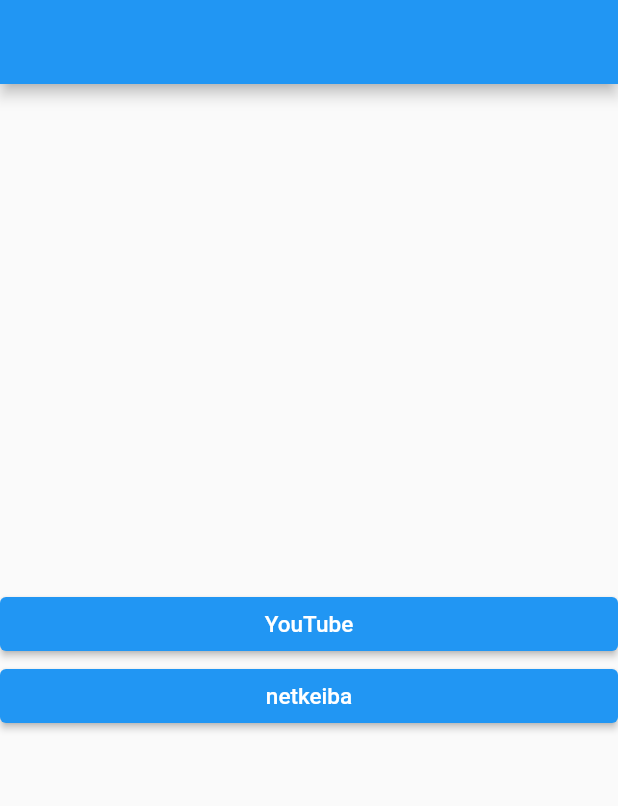
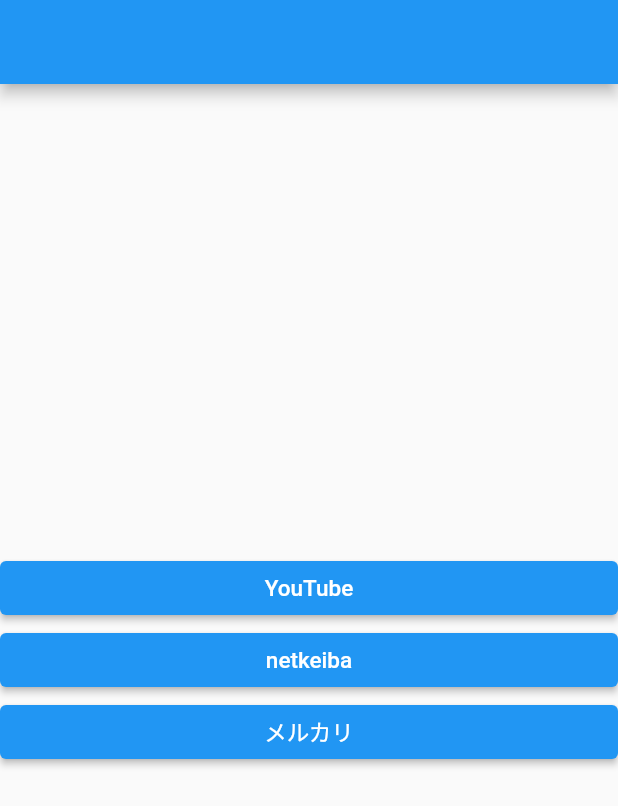
Before and after one commit to tomoya-s-101/flutter_tutorial, a Flutter app: the screen it shows after launch, on a phone screen of 412 x 824 dp. Shown: the top 806 px of the screen. Run offline on Flutter 3.47's test engine with Material 2 defaults, Android fonts, the phone set to English and light mode, and no system bars.

Commit message:
メルカリ画面実装

```diff
--- a/lib/Constants.dart
+++ b/lib/Constants.dart
@@ -6,15 +6,22 @@ class Dimens {
   static const double d12 = 12.0;
   static const double d16 = 16.0;
   static const double d20 = 20.0;
+  static const double d32 = 32.0;
   static const double d40 = 40.0;
   static const double d56 = 56.0;
+  static const double d72 = 72.0;
+  static const double d84 = 84.0;
+  static const double d92 = 92.0;
   static const double d200 = 200.0;
+  static const double d360 = 360.0;
+  static const double d400 = 400.0;
 }
 
 class Strings {
   // HomeScreen
   static const String youtubeText = "YouTube";
   static const String netKeibaText = "netkeiba";
+  static const String mercariText = "メルカリ";
 
   // YouTubeScreen
   static const String trendingText = "急上昇";
@@ -58,6 +65,22 @@ class Strings {
   static const String moreSeeText = "もっと見る";
   static const String columnTitle = "【桜花賞見どころ】白毛の２歳女王ソダシの無敗制覇なるか";
   static const String column2Title = "【ニュージーランドT見どころ】バスラットレオンが人気の中心";
+
+  // MercariScreen
+  static const String listingText = "出品";
+  static const String mercariNewsText = "お知らせ";
+  static const String merpayText = "メルペイ";
+  static const String shortCutText = "出品へのショートカット";
+  static const String takePictureText = "写真を撮る";
+  static const String albumText = "アルバム";
+  static const String barcodeText = "バーコード";
+  static const String draftListText = "下書き一覧";
+  static const String salesText = "売れやすい持ち物";
+  static const String notUseListingText = "使わないモノを出品してみよう！";
+  static const String seeAllText = "すべて見る＞";
+  static const String findingPersonText = "人が探しています";
+  static const String listText = "出品する";
+  static const String bookAndCosmeticText = "(本・コスメ)";
 }
 
 class AppColors {
@@ -78,11 +101,35 @@ class AppColors {
   static const Color greyNetKeibaButton = Color(0x8AFFFFFF);
   static const Color netkeibaAppBar = Color(0xFF0D47A1);
   static const Color lightBlue = Color(0xFF039BE5);
+  static const Color black = Color(0xFF000000);
 }
 
 class CommonStyle {
   static const TextStyle bold = TextStyle(
     fontWeight: FontWeight.bold,
+  );
+  static const TextStyle boldBlack = TextStyle(
+    fontWeight: FontWeight.bold,
+    color: AppColors.black,
+  );
+  static const TextStyle fontSizeSmall = TextStyle(
+    fontWeight: FontWeight.bold,
+    fontSize: Dimens.d8,
+  );
+  static const TextStyle subTitleColor = TextStyle(
+    color: AppColors.greyShade700,
+  );
+  static const TextStyle subTextColor = TextStyle(
+    color: AppColors.lightBlue,
+  );
+  static const TextStyle shortCutText = TextStyle(
+    color: AppColors.greyShade700,
+    fontWeight: FontWeight.bold,
+    fontSize: Dimens.d16,
+  );
+  static const TextStyle cardText = TextStyle(
+    color: AppColors.greyShade700,
+    fontSize: Dimens.d12,
   );
   static const TextStyle netkeibaColor = TextStyle(
     fontWeight: FontWeight.bold,
@@ -95,6 +142,10 @@ class CommonStyle {
   static const TextStyle textVideoTitle = TextStyle(
     color: Colors.white,
   );
+  static const TextStyle whiteBold = TextStyle(
+    fontWeight: FontWeight.bold,
+    color: Colors.white,
+  );
   static const TextStyle textVideoShade = TextStyle(
     color: AppColors.greyShade500,
     fontSize: Dimens.d12,
@@ -102,11 +153,11 @@ class CommonStyle {
   static const TextStyle textConvenience = TextStyle(
     color: AppColors.lightBlue,
     fontWeight: FontWeight.bold,
-    fontSize: 16,
+    fontSize: Dimens.d16,
   );
   static const TextStyle textFlashReport = TextStyle(
     color: AppColors.greyShade700,
     fontWeight: FontWeight.bold,
-    fontSize: 20,
+    fontSize: Dimens.d20,
   );
 }
--- a/lib/main.dart
+++ b/lib/main.dart
@@ -1,5 +1,6 @@
 import 'package:flutter/material.dart';
 import 'package:flutter_app/screen/home_screen.dart';
+import 'package:flutter_app/screen/mercari_screen.dart';
 import 'package:flutter_app/screen/netkeiba_screen.dart';
 import 'package:flutter_app/screen/youtube_screen.dart';
 import 'package:flutter_localizations/flutter_localizations.dart';
@@ -28,6 +29,7 @@ class MyApp extends StatelessWidget {
         '/': (BuildContext context) => HomeScreen(),
         '/youtube': (BuildContext context) => YouTubeScreen(),
         '/netkeiba': (BuildContext context) => NetKeibaScreen(),
+        '/mercari': (BuildContext context) => MercariScreen(),
       },
     );
   }
--- a/lib/screen/home_screen.dart
+++ b/lib/screen/home_screen.dart
@@ -1,4 +1,5 @@
 import 'package:flutter/material.dart';
+import 'package:flutter_app/screen/mercari_screen.dart';
 import 'package:flutter_app/screen/netkeiba_screen.dart';
 import 'package:flutter_app/screen/youtube_screen.dart';
 
@@ -40,6 +41,19 @@ class HomeScreen extends StatelessWidget {
                 Strings.netKeibaText,
               ),
             ),
+            ElevatedButton(
+              onPressed: () {
+                Navigator.push(
+                  context,
+                  MaterialPageRoute(
+                    builder: (context) => MercariScreen(),
+                  ),
+                );
+              },
+              child: Text(
+                Strings.mercariText,
+              ),
+            ),
           ],
         ),
       ),
--- a/pubspec.yaml
+++ b/pubspec.yaml
@@ -48,7 +48,7 @@ flutter:
 
   # To add assets to your application, add an assets section, like this:
   assets:
-    - imgges/
+    - images/
   #   - images/a_dot_burr.jpeg
   #   - images/a_dot_ham.jpeg
 
```
Also changed, not shown: lib/screen/mercari_screen.dart (added, +349 -0 lines), images/mercari.png (added), images/nicon.png (added).
